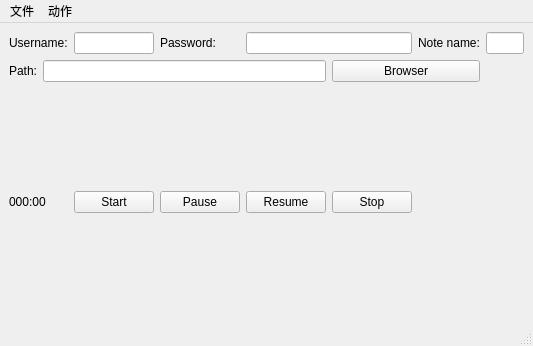
Qt form voice_recorder/main.ui (weijia/voice_recorder) before a commit.
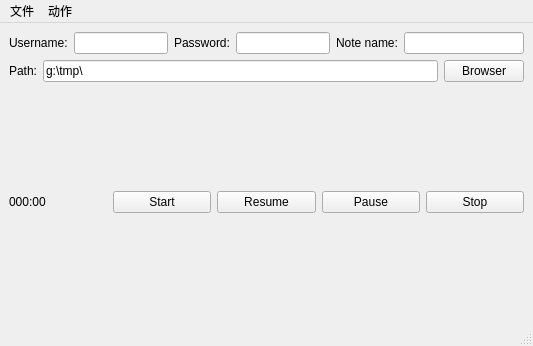
The same form after that commit. Custom widgets are drawn as their Qt base class.

Patch:
```diff
--- a/voice_recorder/main.ui
+++ b/voice_recorder/main.ui
@@ -14,89 +14,83 @@
    <string>MainWindow</string>
   </property>
   <widget class="QWidget" name="centralwidget">
-   <layout class="QGridLayout" name="gridLayout">
-    <item row="3" column="3">
-     <widget class="QPushButton" name="pause_button">
-      <property name="text">
-       <string>Pause</string>
-      </property>
-     </widget>
-    </item>
-    <item row="0" column="2">
-     <widget class="QLineEdit" name="username"/>
-    </item>
-    <item row="0" column="0" colspan="2">
+   <layout class="QHBoxLayout" name="horizontalLayout_2">
+    <item>
+     <layout class="QVBoxLayout" name="verticalLayout_2">
+      <item>
+       <layout class="QHBoxLayout" name="horizontalLayout_3">
+        <item>
      <widget class="QLabel" name="label">
       <property name="text">
        <string>Username:</string>
       </property>
      </widget>
     </item>
-    <item row="0" column="6">
-     <widget class="QLabel" name="label_4">
-      <property name="text">
-       <string>Note name:</string>
-      </property>
-     </widget>
-    </item>
-    <item row="3" column="0" colspan="2">
-     <widget class="QLabel" name="recorded_minutes_and_seconds">
-      <property name="text">
-       <string>000:00</string>
-      </property>
-     </widget>
-    </item>
-    <item row="0" column="3">
+        <item>
+         <widget class="QLineEdit" name="username"/>
+        </item>
+        <item>
      <widget class="QLabel" name="label_2">
       <property name="text">
        <string>Password:</string>
       </property>
      </widget>
     </item>
-    <item row="1" column="5" colspan="2">
-     <widget class="QPushButton" name="pushButton">
-      <property name="text">
-       <string>Browser</string>
-      </property>
-     </widget>
-    </item>
-    <item row="1" column="0">
-     <widget class="QLabel" name="label_3">
-      <property name="text">
-       <string>Path:</string>
-      </property>
-     </widget>
-    </item>
-    <item row="0" column="4" colspan="2">
+        <item>
      <widget class="QLineEdit" name="password">
       <property name="echoMode">
        <enum>QLineEdit::Password</enum>
       </property>
      </widget>
     </item>
-    <item row="4" column="0" colspan="8">
-     <widget class="QsciScintilla" name="textEdit_2">
-      <property name="maximumSize">
+        <item>
+         <widget class="QLabel" name="label_4">
+          <property name="text">
+           <string>Note name:</string>
+          </property>
+         </widget>
+        </item>
+        <item>
+         <widget class="QLineEdit" name="note_name">
+          <property name="minimumSize">
        <size>
-        <width>16777215</width>
-        <height>100</height>
-       </size>
-      </property>
-      <property name="toolTip">
+            <width>120</width>
+            <height>0</height>
+           </size>
+          </property>
+          <property name="text">
        <string/>
       </property>
-      <property name="whatsThis">
-       <string/>
+         </widget>
+        </item>
+       </layout>
+      </item>
+      <item>
+       <layout class="QHBoxLayout" name="horizontalLayout_4">
+        <item>
+         <widget class="QLabel" name="label_3">
+          <property name="text">
+           <string>Path:</string>
       </property>
      </widget>
     </item>
-    <item row="0" column="7">
-     <widget class="QLineEdit" name="lineEdit_2"/>
-    </item>
-    <item row="1" column="1" colspan="4">
-     <widget class="QLineEdit" name="lineEdit"/>
-    </item>
-    <item row="2" column="0" colspan="8">
+        <item>
+         <widget class="QLineEdit" name="note_folder">
+          <property name="text">
+           <string>g:\tmp\</string>
+          </property>
+         </widget>
+        </item>
+        <item>
+         <widget class="QPushButton" name="browser_dir">
+          <property name="text">
+           <string>Browser</string>
+          </property>
+         </widget>
+        </item>
+       </layout>
+      </item>
+      <item>
      <widget class="QsciScintilla" name="textEdit">
       <property name="toolTip">
        <string/>
@@ -106,26 +100,62 @@
       </property>
      </widget>
     </item>
-    <item row="3" column="2">
+      <item>
+       <layout class="QHBoxLayout" name="horizontalLayout_5">
+        <item>
+         <widget class="QLabel" name="recorded_minutes_and_seconds">
+          <property name="text">
+           <string>000:00</string>
+          </property>
+         </widget>
+        </item>
+        <item>
      <widget class="QPushButton" name="start_button">
       <property name="text">
        <string>Start</string>
       </property>
      </widget>
     </item>
-    <item row="3" column="4">
+        <item>
      <widget class="QPushButton" name="resume_button">
       <property name="text">
        <string>Resume</string>
       </property>
      </widget>
     </item>
-    <item row="3" column="5">
+        <item>
+         <widget class="QPushButton" name="pause_button">
+          <property name="text">
+           <string>Pause</string>
+          </property>
+         </widget>
+        </item>
+        <item>
      <widget class="QPushButton" name="stop_button">
       <property name="text">
        <string>Stop</string>
       </property>
      </widget>
+        </item>
+       </layout>
+      </item>
+      <item>
+       <widget class="QsciScintilla" name="textEdit_2">
+        <property name="maximumSize">
+         <size>
+          <width>16777215</width>
+          <height>100</height>
+         </size>
+        </property>
+        <property name="toolTip">
+         <string/>
+        </property>
+        <property name="whatsThis">
+         <string/>
+        </property>
+       </widget>
+      </item>
+     </layout>
     </item>
    </layout>
   </widget>
```
Lines whose indentation alone changed are shown as unchanged.
